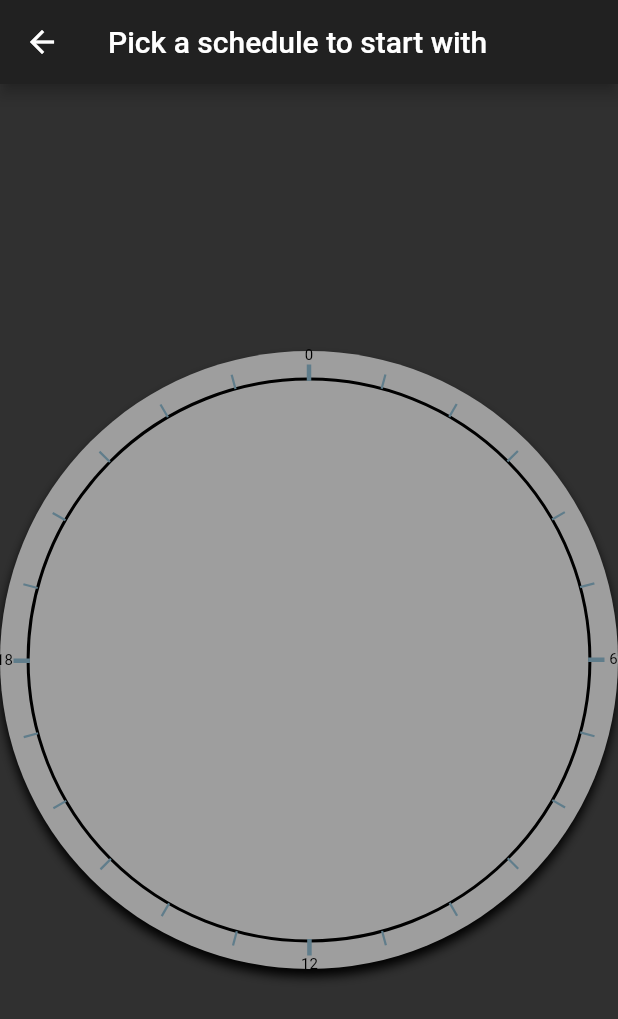
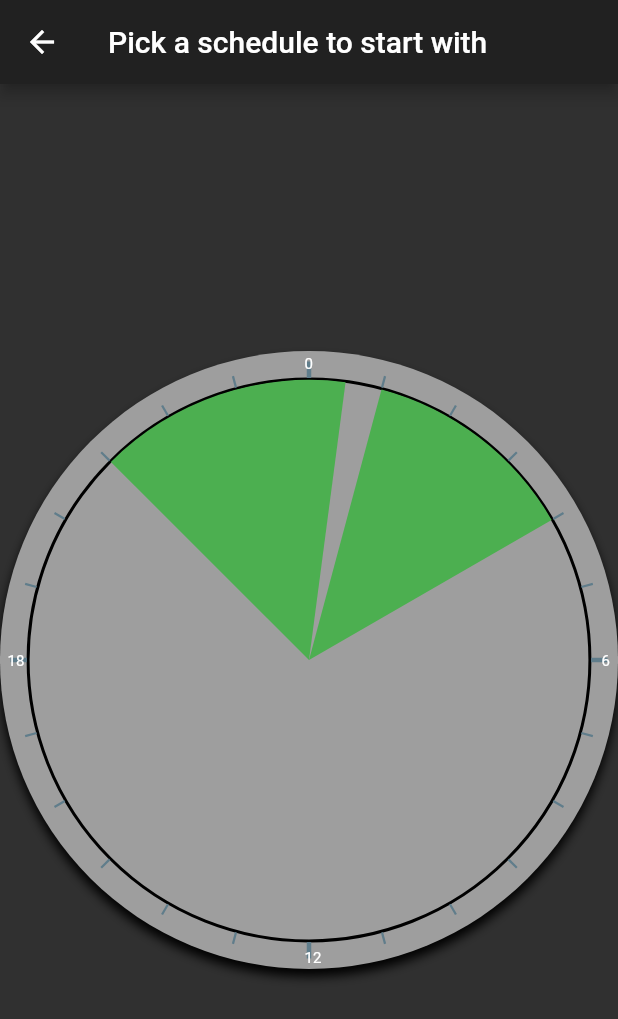
Before and after one commit to juanitotaveras/napchart-mobile, a Flutter app: the screen it shows after launch, after a tap on the "create" icon, on a phone screen of 412 x 824 dp. Shown: the top 1019 px of the screen. Run offline on Flutter 3.47's test engine with Material 2 defaults, Android fonts, the phone set to English and light mode, and no system bars; our stand-ins replace charts_flutter.

```diff
--- a/lib/base_schedule.dart
+++ b/lib/base_schedule.dart
@@ -1,5 +1,7 @@
 import 'package:flutter/material.dart';
 import 'schedule_number_painter.dart';
+import 'segment_painter.dart';
+import 'dart:math';
 
 class BaseScheduleGraphic extends StatelessWidget {
   @override
@@ -33,11 +35,30 @@ class BaseScheduleGraphic extends StatelessWidget {
           Container(
             width: double.infinity,
             height: double.infinity,
-            padding: const EdgeInsets.all(9.0),
+            padding: const EdgeInsets.all(8.0),
             child: CustomPaint(
               painter: ClockDialPainter(clockText: ClockText.arabic),
             ),
           ),
+          Container(
+            width: double.infinity,
+            height: double.infinity,
+            child: CustomPaint(
+              painter: SegmentPainter(60, 240, pi/2) // 1 am to 4 am
+            )
+          ),
+          Container(
+              width: double.infinity,
+              height: double.infinity,
+              child: CustomPaint(
+                  painter: SegmentPainter(1260, 30, pi/2) // 9pm to 12:30 am
+              )
+          )
+//          Container(
+//            width: double.infinity,
+//            height: double.infinity,
+//            child: DonutPieChart.withSampleData()
+//          )
         ],
       ),
     );
--- a/lib/home_page.dart
+++ b/lib/home_page.dart
@@ -49,58 +49,66 @@ class _MyHomePageState extends State<MyHomePage> {
           padding: const EdgeInsets.all(8.0),
           child: Column(
             children: <Widget>[
-              Card(
-                  child: Padding(
-                    padding: const EdgeInsets.only(top: 16.0),
-                    child: Column(
-                        mainAxisSize: MainAxisSize.min,
-                        children: <Widget>[
-                          ListTile(
-                            title: Text(AppLocalizations.of(context).shortPolysleepDescTitle),
-                            subtitle: Text('Polyphasic sleep is the practice of sleeping more than once in a 24 hour period.'
-                                '\nIf you take naps, you\'re sleeping polyphasically.'),
-                          ),
-                          ListTile(
-                            title: Text('Why do people do it?'),
-                            subtitle: Text(
-                                'Inspired by the mid-day nap popular in Spain and segmented sleep'
-                                ' which was the norm before artificial light '
-                                'became widespread, polyphasic sleep can reduce the'
-                                ' total sleep time required, help reduce constant tiredness,'
-                                ' or help shift workers deal with demanding work schedules.'),
-                          ),
-                          ListTile(
-                            title: Text('What is this app for?'),
-                            subtitle: Text(
-                                'PolySleep was created to help people learn about various'
-                                    ' established polyphasic sleep schedules and provides tools to help you'
-                                    ' choose and adapt to the right schedule for you.'),
-                          ),
-                          ButtonTheme.bar(
-                              child: ButtonBar(
-                                  children: <Widget>[
-                                    FlatButton(
-                                      child: Text(AppLocalizations.of(context).dismissCaps),
-                                      onPressed: () {
-                                        /* */
-                                      },
-                                    ),
-                                    FlatButton(
-                                      child: Text('LEARN MORE'),
-                                      onPressed: () {
-                                        /* */
-                                      },
-                                    )
-                                  ]
-                              )
-                          )
-                        ]
-                    ),
-                  )
-              ),
+//              Container(
+//                child: BaseScheduleGraphic(),
+//                width: 350,
+//              ),
               Expanded(
                 child: BaseScheduleGraphic()
               )
+
+//              Card(
+//                  child: Padding(
+//                    padding: const EdgeInsets.only(top: 16.0),
+//                    child: Column(
+//                        mainAxisSize: MainAxisSize.min,
+//                        children: <Widget>[
+//                          ListTile(
+//                            title: Text(AppLocalizations.of(context).shortPolysleepDescTitle),
+//                            subtitle: Text('Polyphasic sleep is the practice of sleeping more than once in a 24 hour period.'
+//                                '\nIf you take naps, you\'re sleeping polyphasically.'),
+//                          ),
+//                          ListTile(
+//                            title: Text('Why do people do it?'),
+//                            subtitle: Text(
+//                                'Inspired by the mid-day nap popular in Spain and segmented sleep'
+//                                ' which was the norm before artificial light '
+//                                'became widespread, polyphasic sleep can reduce the'
+//                                ' total sleep time required, help reduce constant tiredness,'
+//                                ' or help shift workers deal with demanding work schedules.'),
+//                          ),
+//                          ListTile(
+//                            title: Text('What is this app for?'),
+//                            subtitle: Text(
+//                                'PolySleep was created to help people learn about various'
+//                                    ' established polyphasic sleep schedules and provides tools to help you'
+//                                    ' choose and adapt to the right schedule for you.'),
+//                          ),
+//                          ButtonTheme.bar(
+//                              child: ButtonBar(
+//                                  children: <Widget>[
+//                                    FlatButton(
+//                                      child: Text(AppLocalizations.of(context).dismissCaps),
+//                                      onPressed: () {
+//                                        /* */
+//                                      },
+//                                    ),
+//                                    FlatButton(
+//                                      child: Text('LEARN MORE'),
+//                                      onPressed: () {
+//                                        /* */
+//                                      },
+//                                    )
+//                                  ]
+//                              )
+//                          )
+//                        ]
+//                    ),
+//                  )
+//              ),
+//              Expanded(
+//                child: BaseScheduleGraphic()
+//              )
 //              Container(
 //                child: BaseScheduleGraphic(),
 //                height: 200,
--- a/lib/schedule_number_painter.dart
+++ b/lib/schedule_number_painter.dart
@@ -1,13 +1,14 @@
 import 'dart:math';
 
 import 'package:flutter/material.dart';
+import 'utils.dart';
 
 class ClockDialPainter extends CustomPainter{
   final PI = 3.14;
   final clockText;
 
   var hourTickMarkLength= 10.0;
-  var minuteTickMarkLength = 5.0;
+  var minuteTickMarkLength = 4.0;
 
   final hourTickMarkWidth= 3.0;
   final minuteTickMarkWidth = 1.5;
@@ -25,7 +26,7 @@ class ClockDialPainter extends CustomPainter{
           textDirection: TextDirection.rtl,
         ),
         textStyle= const TextStyle(
-          color: Colors.black,
+          color: Colors.white,
           fontFamily: 'Times New Roman',
           fontSize: 10.0,
         )
@@ -39,10 +40,48 @@ class ClockDialPainter extends CustomPainter{
     final angle= 2* PI / 24;
     final radius= size.width/2;
     hourTickMarkLength = radius / 18 ;
-    minuteTickMarkLength = radius / 20;
-        canvas.save();
+    minuteTickMarkLength = radius / 25;
+    tickPaint.strokeWidth = 2;
+//        canvas.save();
 
     // drawing
+
+    var centerPoint = Offset(size.width/2, size.height/2);
+    final tickMarkStartRadius = radius - 10;
+    final double startTimeRadians = pi / 2;
+
+    for (var i = 0; i < 24; i++) {
+      print("i: " + i.toString());
+      tickMarkLength = i % 6 == 0 ? hourTickMarkLength: minuteTickMarkLength;
+      tickPaint.strokeWidth= i % 6 == 0 ? hourTickMarkWidth : minuteTickMarkWidth;
+      Offset tickStartPoint = Utils.getCoord(centerPoint, tickMarkStartRadius, i*60, startTimeRadians);
+      Offset tickEndPoint = Utils.getCoord(centerPoint, tickMarkStartRadius+tickMarkLength, i*60, startTimeRadians);
+      print("tick Start point: " + tickStartPoint.toString());
+      canvas.drawLine(tickStartPoint, tickEndPoint, tickPaint);
+
+
+      if (i % 6 == 0) {
+        textPainter.text= TextSpan(
+          text: this.clockText==ClockText.roman?
+          '${romanNumeralList[i~/5]}'
+              :'${i == 0 ? 0 : i}'
+          ,
+          style: textStyle,
+        );
+        textPainter.layout();
+
+        var centerPointForNumPainter = Offset(centerPoint.dx - 3, centerPoint.dy - 5);
+        var numberCoord = Utils.getCoord(centerPointForNumPainter,
+            /*tickMarkStartRadius+tickMarkLength+5*/ radius,
+            i*60, startTimeRadians);
+        print ("num coord: " + numberCoord.toString());
+        textPainter.paint(canvas, numberCoord);
+      }
+
+    }
+    // Given an Offset centerPoint double radius, int minutes,
+    // return an x,y of the point on the canvas.
+    /*
     canvas.translate(radius, radius);
     for (var i = 0; i< 24; i++ ) {
 
@@ -80,8 +119,8 @@ class ClockDialPainter extends CustomPainter{
 
       canvas.rotate(angle);
     }
-
-    canvas.restore();
+*/
+    //canvas.restore();
 
   }
 
--- /dev/null
+++ b/lib/segment_painter.dart
@@ -0,0 +1,118 @@
+/// Donut chart example. This is a simple pie chart with a hole in the middle.
+import 'package:charts_flutter/flutter.dart' as charts;
+import 'package:flutter/material.dart';
+import 'dart:math';
+
+
+class SegmentPainter extends CustomPainter {
+  final int startTime;
+  final int endTime;
+  final double startPointRadians;
+  SegmentPainter(this.startTime, this.endTime, this.startPointRadians);
+  @override
+  void paint(Canvas canvas, Size size) {
+    // TODO: implement paint
+    var paint = Paint();
+    paint.color = Colors.green;
+    paint.strokeWidth = 5;
+    print("start time: " + startTime.toString());
+    // start and end times are in minutes from midnight
+    const MINUTES_PER_DAY = 1440;
+    // now we must calculate start point, which is from 0 radians
+    // (300/1440) = (x/2pi)
+    // ( (300*2)/1440 ) = x/pi
+    var segmentLengthRadians = ((endTime - startTime)/MINUTES_PER_DAY) * 2 * pi;
+    // 0.47 radians
+    var startTimeRadians = startPointRadians - ((startTime/MINUTES_PER_DAY) * 2 * pi ) ;
+    var endTimeRadians = startPointRadians - ((endTime/MINUTES_PER_DAY) * 2 * pi);
+    print("startTimeRadians: " + startTimeRadians.toString());
+   // tan(segmentLengthRadians) = opposite/adjacent
+
+    // start time:
+    // move up an increment
+    //const distFromCenter = 0;
+    //centerPoint = Offset(centerPoint.dx, centerPoint.dy + distFromCenter);
+    var centerPoint = Offset(size.width/2, size.height / 2);
+    print("CENTER PT ");
+    print(centerPoint);
+    var radius = size.width / 2.2 - 0.5;
+
+    // cornerOne = Offset(centerPoint.)
+    var startPoint = Offset(centerPoint.dx + cos(startTimeRadians) * radius,
+                          centerPoint.dy - sin(startTimeRadians) * radius);
+    var endPoint = Offset(centerPoint.dx + cos(endTimeRadians) * radius,
+                        centerPoint.dy - sin(endTimeRadians) * radius);
+    //var endOfLine = Offset(centerPoint.dx + 150, centerPoint.dy);
+    //canvas.drawLine(centerPoint, endOfLine, paint);
+    var path = Path();
+    path.moveTo(centerPoint.dx, centerPoint.dy); // start at center
+    path.lineTo(startPoint.dx, startPoint.dy); // line across
+    path.arcToPoint(Offset(endPoint.dx, endPoint.dy),
+        radius: Radius.circular(radius), clockwise: true);
+    //path.lineTo(endOfLine.dx, endOfLine.dy - 200); // top of slice
+    path.lineTo(centerPoint.dx, centerPoint.dy);
+
+    canvas.drawPath(path, paint);
+
+//    canvas.drawLine(centerPoint, cornerOne, paint);
+  }
+
+  @override
+  bool shouldRepaint(CustomPainter oldDelegate) {
+    // TODO: implement shouldRepaint
+    return false;
+  }
+
+}
+//class DonutPieChart extends StatelessWidget {
+//  final List<charts.Series> seriesList;
+//  final bool animate;
+//
+//  DonutPieChart(this.seriesList, {this.animate});
+//
+//  /// Creates a [PieChart] with sample data and no transition.
+//  factory DonutPieChart.withSampleData() {
+//    return new DonutPieChart(
+//      _createSampleData(),
+//      // Disable animations for image tests.
+//      animate: false,
+//    );
+//  }
+//
+//
+//  @override
+//  Widget build(BuildContext context) {
+//    return new charts.PieChart(seriesList,
+//        animate: animate,
+//        // Configure the width of the pie slices to 60px. The remaining space in
+//        // the chart will be left as a hole in the center.
+//        defaultRenderer: new charts.ArcRendererConfig(arcWidth: 60));
+//  }
+//
+//  /// Create one series with sample hard coded data.
+//  static List<charts.Series<LinearSales, int>> _createSampleData() {
+//    final data = [
+//      new LinearSales(0, 100),
+//      new LinearSales(1, 60),
+//      new LinearSales(2, 25),
+//      new LinearSales(3, 5),
+//    ];
+//
+//    return [
+//      new charts.Series<LinearSales, int>(
+//        id: 'Sales',
+//        domainFn: (LinearSales sales, _) => sales.year,
+//        measureFn: (LinearSales sales, _) => sales.sales,
+//        data: data,
+//      )
+//    ];
+//  }
+//}
+//
+///// Sample linear data type.
+//class LinearSales {
+//  final int year;
+//  final int sales;
+//
+//  LinearSales(this.year, this.sales);
+//}
--- /dev/null
+++ b/lib/utils.dart
@@ -0,0 +1,13 @@
+import 'package:flutter/material.dart';
+import 'dart:math';
+
+class Utils {
+  // Given an Offset centerPoint double radius, int minutes,
+  // return an x,y of the point on the canvas.
+  static Offset getCoord(Offset centerPoint, double radius, int minutes, double startPointRadians) {
+    const MINUTES_PER_DAY = 1440;
+    var startTimeRadians = startPointRadians - ((minutes/MINUTES_PER_DAY) * 2 * pi ) ;
+    return Offset(centerPoint.dx + cos(startTimeRadians) * radius,
+        centerPoint.dy - sin(startTimeRadians) * radius);
+  }
+}
--- a/pubspec.yaml
+++ b/pubspec.yaml
@@ -21,6 +21,7 @@ dependencies:
     sdk: flutter
   flutter_localizations:
     sdk: flutter
+  charts_flutter: ^0.6.0
 
   # The following adds the Cupertino Icons font to your application.
   # Use with the CupertinoIcons class for iOS style icons.
```
Also changed, not shown: pubspec.lock.
